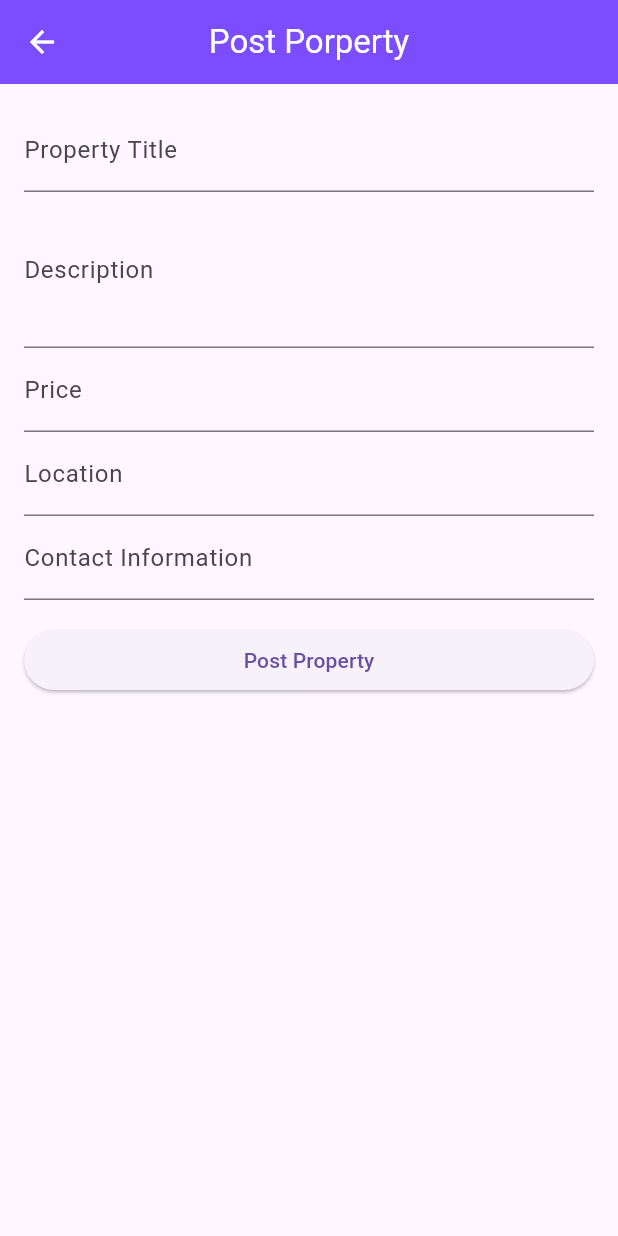
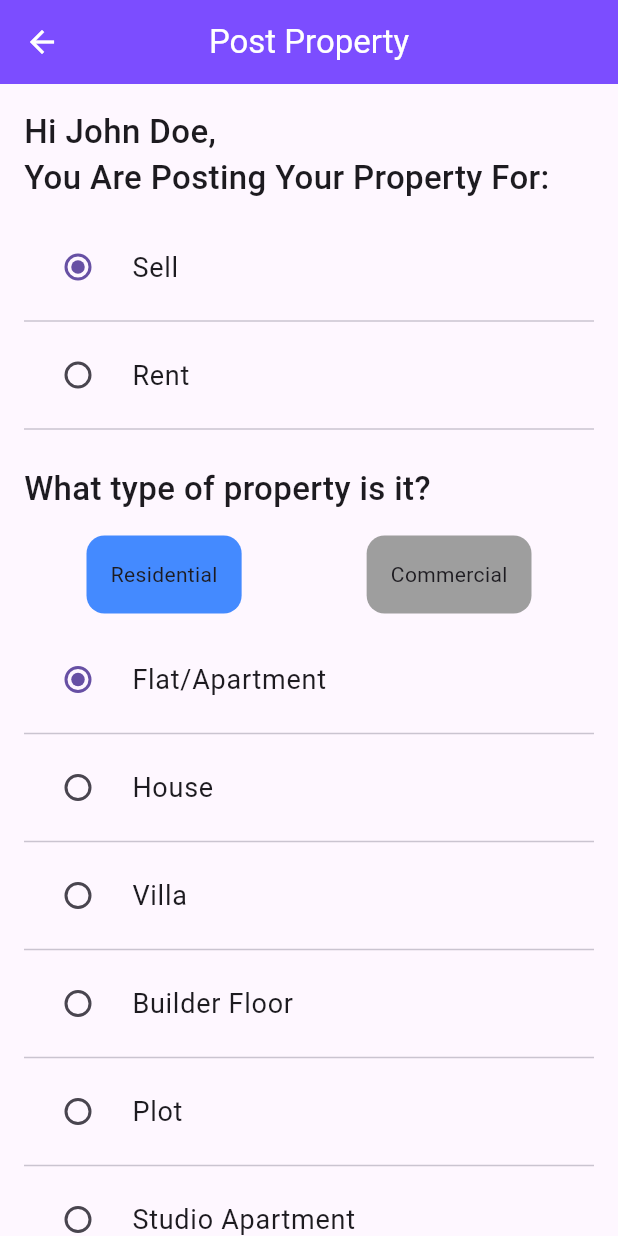
Before and after one commit to sourabhappdev/magicBricks-clone, a Flutter app: the PostAd_Screen screen opened directly, on a phone screen of 412 x 824 dp. Run offline on Flutter 3.47's test engine with Material 3 defaults, Android fonts, the phone set to English and light mode, and no system bars; our stand-ins replace carousel_slider, concentric_transition, flutter_dotenv, geolocator, google_nav_bar, smooth_page_indicator; network calls fail.

Commit message:
major changes added PostAd_Screen.dart

```diff
--- a/lib/Constants/Constants.dart
+++ b/lib/Constants/Constants.dart
@@ -8,3 +8,28 @@ class AppConstantsColor {
   static const Color lightTextColor = Colors.white;
   static const Color unSelectedTextColor = Color(0xffc9c9c9);
 }
+
+
+List<String> category = ['Sell', 'Rent'];
+List<String> residentialCategory = [
+  'Flat/Apartment',
+  'House',
+  'Villa',
+  'Builder Floor',
+  'Plot',
+  'Studio Apartment',
+  'Penthouse',
+  'Farm House'
+];
+List<String> commercialCategory = [
+  'Office/Space',
+  'Office in IT Park/SEZ',
+  'Shop',
+  'Showroom',
+  'Commercial Land',
+  'Warehouse/Godown',
+  'Industrial Land',
+  'Industrial Building',
+  'Industrial Shed',
+  'Agricultural Land'
+];
--- a/lib/Screens/PostAd_Screen/PostAd_Screen.dart
+++ b/lib/Screens/PostAd_Screen/PostAd_Screen.dart
@@ -10,11 +10,14 @@ class PostAd_Screen extends StatefulWidget {
 
 class _PostAd_ScreenState extends State<PostAd_Screen> {
   final GlobalKey<FormState> _formKey = GlobalKey<FormState>();
-  String _title = '';
-  String _description = '';
-  String _price = '';
+  String selectedCategory = category[0];
+  String selectedSubResidentialCategory = residentialCategory[0];
+  String selectedSubCommercialCategory = commercialCategory[0];
+  bool residential = true;
+  bool commercial = false;
+  String _city = '';
   String _location = '';
-  String _contactInfo = '';
+  String _address = '';
 
   @override
   Widget build(BuildContext context) {
@@ -33,59 +36,206 @@ class _PostAd_ScreenState extends State<PostAd_Screen> {
           ),
         ),
         title: Text(
-          "Post Porperty",
+          "Post Property",
           style: TextStyle(color: Colors.white),
         ),
       ),
-      body:  Padding(
+      body: SingleChildScrollView(
+        child: Padding(
           padding: const EdgeInsets.all(16.0),
-        child: Form(
+          child: Column(
+            crossAxisAlignment: CrossAxisAlignment.stretch,
+            children: [
+              Text(
+                "Hi John Doe,",
+                style: TextStyle(
+                  fontSize: 22,
+                  fontWeight: FontWeight.w500,
+                ),
+              ),
+              Text(
+                "You Are Posting Your Property For:",
+                style: TextStyle(
+                  fontSize: 22,
+                  fontWeight: FontWeight.w500,
+                ),
+              ),
+              SizedBox(
+                height: 16,
+              ),
+              Column(
+                children: category.map((item) {
+                  return Column(
+                    children: [
+                      RadioListTile(
+                        title: Text(
+                          item,
+                          style: TextStyle(
+                            fontSize: 18,
+                            fontWeight: FontWeight.w400,
+                          ),
+                        ),
+                        value: item,
+                        groupValue: selectedCategory,
+                        onChanged: (value) {
+                          setState(() {
+                            selectedCategory = value.toString();
+                            print(selectedCategory);
+                          });
+                        },
+                      ),
+                      Divider(),
+                    ],
+                  );
+                }).toList(),
+              ),
+              SizedBox(
+                height: 16,
+              ),
+              Text(
+                "What type of property is it?",
+                style: TextStyle(
+                  fontSize: 22,
+                  fontWeight: FontWeight.w500,
+                ),
+              ),
+              SizedBox(
+                height: 16,
+              ),
+              Row(
+                mainAxisAlignment: MainAxisAlignment.spaceAround,
+                children: [
+                  InkWell(
+                    onTap: () {
+                      setState(() {
+                        residential = true;
+                        commercial = false;
+                        print("r");
+                      });
+                    },
+                    child: Container(
+                      child: Padding(
+                        padding: const EdgeInsets.all(16.0),
+                        child: Text("Residential"),
+                      ),
+                      decoration: BoxDecoration(
+                        color: residential ? Colors.blueAccent : Colors.grey,
+                        borderRadius: BorderRadius.circular(12),
+                      ),
+                    ),
+                  ),
+                  InkWell(
+                    onTap: () {
+                      setState(() {
+                        residential = false;
+                        commercial = true;
+                        print("c");
+                      });
+                    },
+                    child: Container(
+                      child: Padding(
+                        padding: const EdgeInsets.all(16.0),
+                        child: Text("Commercial"),
+                      ),
+                      decoration: BoxDecoration(
+                        color: commercial ? Colors.blueAccent : Colors.grey,
+                        borderRadius: BorderRadius.circular(12),
+                      ),
+                    ),
+                  ),
+                ],
+              ),
+              SizedBox(
+                height: 16,
+              ),
+              Column(
+                children: residential
+                    ? residentialCategory.map((item) {
+                  return Column(
+                    children: [
+                      RadioListTile(
+                        title: Text(
+                          item,
+                          style: TextStyle(
+                            fontSize: 18,
+                            fontWeight: FontWeight.w400,
+                          ),
+                        ),
+                        value: item,
+                        groupValue: selectedSubResidentialCategory,
+                        onChanged: (value) {
+                          setState(() {
+                            selectedSubResidentialCategory =
+                                value.toString();
+                            print(selectedSubResidentialCategory);
+                          });
+                        },
+                      ),
+                      Divider(),
+                    ],
+                  );
+                }).toList()
+                    : commercialCategory.map((item) {
+                  return Column(
+                    children: [
+                      RadioListTile(
+                        title: Text(
+                          item,
+                          style: TextStyle(
+                            fontSize: 18,
+                            fontWeight: FontWeight.w400,
+                          ),
+                        ),
+                        value: item,
+                        groupValue: selectedSubCommercialCategory,
+                        onChanged: (value) {
+                          setState(() {
+                            selectedSubCommercialCategory =
+                                value.toString();
+                            print(selectedSubCommercialCategory);
+                          });
+                        },
+                      ),
+                      Divider(),
+                    ],
+                  );
+                }).toList(),
+              ),
+              SizedBox(
+                height: 16,
+              ),
+              Text(
+                "Where is Your property located?",
+                style: TextStyle(
+                  fontSize: 22,
+                  fontWeight: FontWeight.w500,
+                ),
+              ),
+              SizedBox(
+                height: 16,
+              ),
+              Form(
                 key: _formKey,
-          child: ListView(
+                child: Column(
                   children: [
                     TextFormField(
-                decoration: InputDecoration(labelText: 'Property Title'),
+                      decoration: InputDecoration(labelText: 'Enter City'),
                       validator: (value) {
                         if (value == null || value.isEmpty) {
-                    return 'Please enter a title';
+                          return 'Please enter a city';
                         }
                         return null;
                       },
                       onSaved: (value) {
-                  _title = value!;
+                        _city = value!;
                       },
                     ),
                     TextFormField(
-                decoration: InputDecoration(labelText: 'Description'),
-                maxLines: 3,
+                      decoration:
+                      InputDecoration(labelText: 'Enter Locality'),
                       validator: (value) {
                         if (value == null || value.isEmpty) {
-                    return 'Please enter a description';
-                  }
-                  return null;
-                },
-                onSaved: (value) {
-                  _description = value!;
-                },
-              ),
-              TextFormField(
-                decoration: InputDecoration(labelText: 'Price'),
-                keyboardType: TextInputType.number,
-                validator: (value) {
-                  if (value == null || value.isEmpty) {
-                    return 'Please enter a price';
-                  }
-                  return null;
-                },
-                onSaved: (value) {
-                  _price = value!;
-                },
-              ),
-              TextFormField(
-                decoration: InputDecoration(labelText: 'Location'),
-                validator: (value) {
-                  if (value == null || value.isEmpty) {
-                    return 'Please enter a location';
+                          return 'Please enter a locality';
                         }
                         return null;
                       },
@@ -94,30 +244,15 @@ class _PostAd_ScreenState extends State<PostAd_Screen> {
                       },
                     ),
                     TextFormField(
-                decoration: InputDecoration(labelText: 'Contact Information'),
-                validator: (value) {
-                  if (value == null || value.isEmpty) {
-                    return 'Please enter contact information';
-                  }
-                  return null;
-                },
+                      decoration: InputDecoration(
+                          labelText: 'Enter address optional'),
                       onSaved: (value) {
-                  _contactInfo = value!;
+                        _address = value!;
                       },
                     ),
-              SizedBox(height: 16.0),
-              ElevatedButton(
-                onPressed: () {
-                  if (_formKey.currentState!.validate()) {
-                    _formKey.currentState!.save();
-                    // Add logic to save the property details (e.g., send to server, database, etc.)
-                    // You can use the values of _title, _description, _price, _location, _contactInfo
-                    // for further processing.
-                    // Once the property is posted, you can navigate to the next screen or perform any other action.
-                  }
-                },
-                child: Text('Post Property'),
+                  ],
                 ),
+              )
             ],
           ),
         ),
--- a/lib/Widgets/AppBar/AppBar.dart
+++ b/lib/Widgets/AppBar/AppBar.dart
@@ -14,7 +14,7 @@ AppBar homeAppBar(BuildContext context) {
         Scaffold.of(context).openDrawer();
       },
       icon: Icon(
-        Icons.dashboard,
+        Icons.menu,
         color: Colors.white,
       ),
     ),
--- a/lib/main.dart
+++ b/lib/main.dart
@@ -18,7 +18,7 @@ class MyApp extends StatelessWidget {
   Widget build(BuildContext context) {
     return MaterialApp(
       debugShowCheckedModeBanner: false,
-      home: Login_Screen(),
+      home: MainNavigator(),
     );
   }
 }
```
Lines whose indentation alone changed are shown as unchanged.
